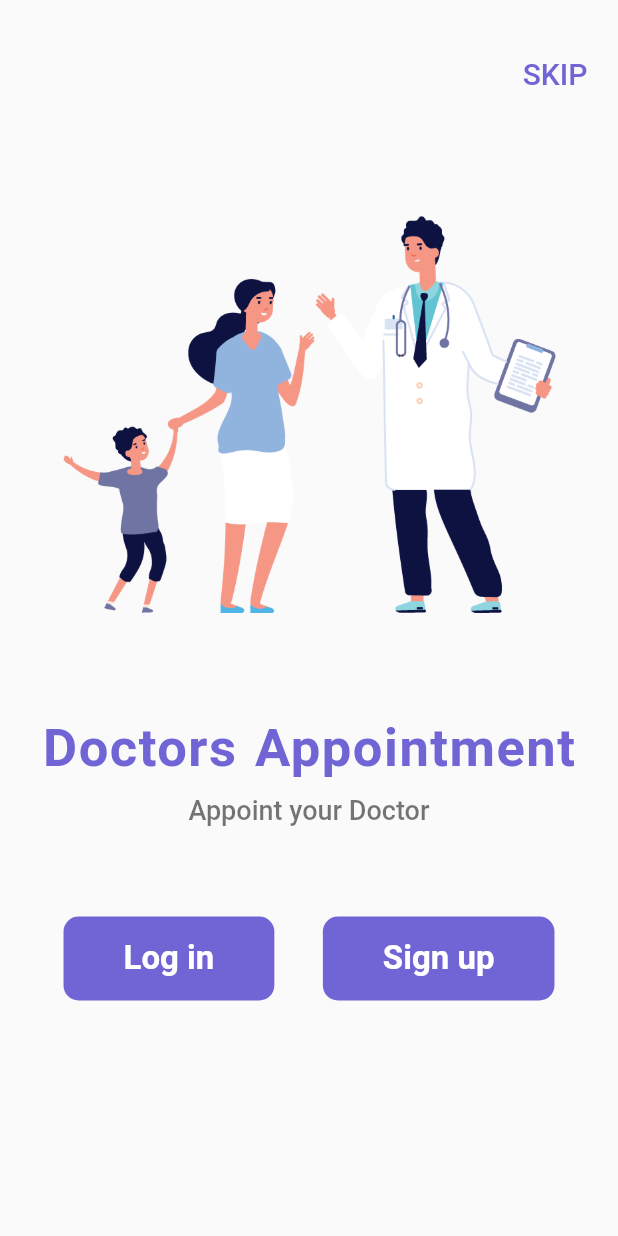
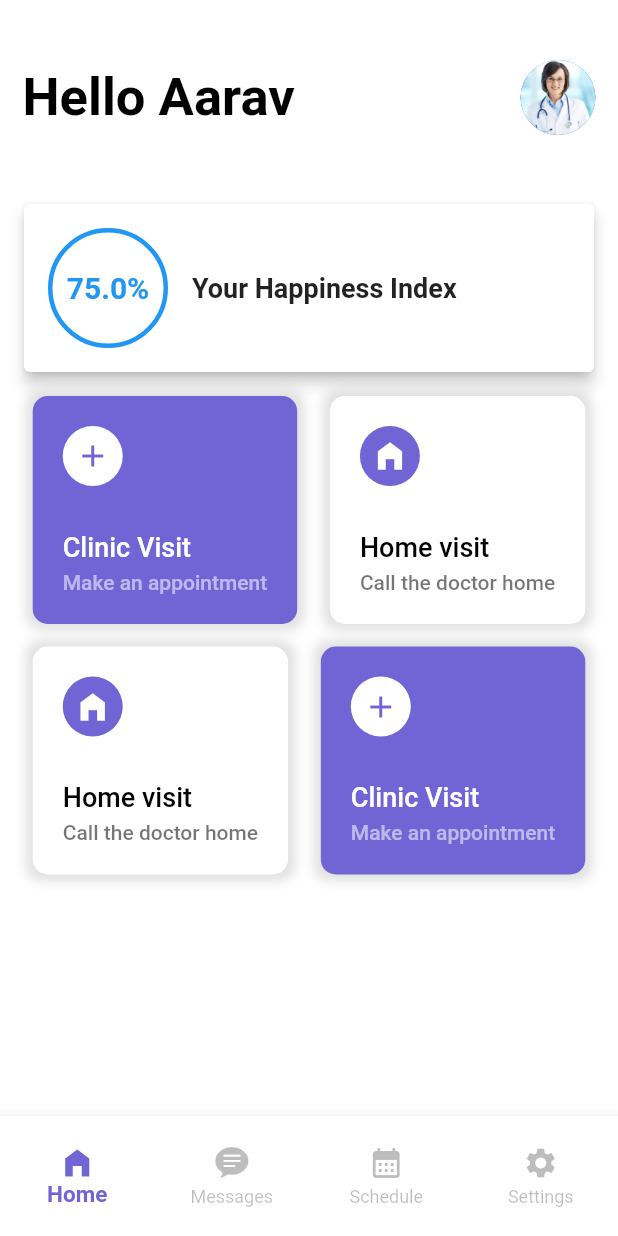
Before and after one commit to AaravShakunt/sih2023, a Flutter app: the screen it shows after launch, after a tap on "SKIP", on a phone screen of 412 x 824 dp. Run offline on Flutter 3.47's test engine with Material 2 defaults, Android fonts, the phone set to English and light mode, and no system bars.

Commit message:
Added home screen

```diff
--- /dev/null
+++ b/lib/screens/home_screen.dart
@@ -0,0 +1,277 @@
+import 'dart:math';
+
+import 'package:flutter/material.dart';
+import 'package:sih2023/widgets/happiness_card.dart';
+
+class HomeScreen extends StatelessWidget {
+  // const HomeScreen({Key? key}) : super(key: key);
+  final List imgs = [
+    "doctor1.png",
+    "doctor2.png",
+    "doctor3.png",
+    "doctor4.png",
+  ];
+  @override
+  Widget build(BuildContext context) {
+    return Container(
+      color: Colors.white,
+      child: SingleChildScrollView(
+        padding: EdgeInsets.only(top: 40),
+        child: Column(
+          crossAxisAlignment: CrossAxisAlignment.start,
+          children: [
+            Padding(
+              padding: EdgeInsets.symmetric(horizontal: 15),
+              child: Row(
+                mainAxisAlignment: MainAxisAlignment.spaceBetween,
+                children: [
+                  Text(
+                    "Hello Aarav",
+                    style: TextStyle(
+                      color: Colors.black,
+                      fontSize: 35,
+                      fontWeight: FontWeight.bold,
+                    ),
+                  ),
+                  CircleAvatar(
+                    radius: 25,
+                    backgroundImage: AssetImage("images/doctor1.jpg"),
+                  )
+                ],
+              ),
+            ),
+            SizedBox(
+              height: 30,
+            ),
+            HappinessCard(),
+            Row(
+              mainAxisAlignment: MainAxisAlignment.spaceEvenly,
+              children: [
+                InkWell(
+                  onTap: () {},
+                  child: Container(
+                    padding: EdgeInsets.all(20),
+                    decoration: BoxDecoration(
+                      color: Color(0xFF7165D6),
+                      borderRadius: BorderRadius.circular(10),
+                      boxShadow: [
+                        BoxShadow(
+                          color: Colors.black12,
+                          blurRadius: 6,
+                          spreadRadius: 4,
+                        ),
+                      ],
+                    ),
+                    child: Column(
+                      crossAxisAlignment: CrossAxisAlignment.start,
+                      children: [
+                        Container(
+                          padding: EdgeInsets.all(8),
+                          decoration: BoxDecoration(
+                            color: Colors.white,
+                            shape: BoxShape.circle,
+                          ),
+                          child: Icon(
+                            Icons.add,
+                            color: Color(0xFF7165D6),
+                          ),
+                        ),
+                        SizedBox(
+                          height: 30,
+                        ),
+                        Text(
+                          "Clinic Visit",
+                          style: TextStyle(
+                              fontSize: 18,
+                              color: Colors.white,
+                              fontWeight: FontWeight.w500),
+                        ),
+                        SizedBox(
+                          height: 5,
+                        ),
+                        Text(
+                          "Make an appointment",
+                          style: TextStyle(
+                              // fontSize: 18,
+                              color: Colors.white54,
+                              fontWeight: FontWeight.w500),
+                        ),
+                      ],
+                    ),
+                  ),
+                ),
+                InkWell(
+                  onTap: () {},
+                  child: Container(
+                    padding: EdgeInsets.all(20),
+                    decoration: BoxDecoration(
+                      color: Colors.white,
+                      borderRadius: BorderRadius.circular(10),
+                      boxShadow: [
+                        BoxShadow(
+                          color: Colors.black12,
+                          blurRadius: 6,
+                          spreadRadius: 4,
+                        ),
+                      ],
+                    ),
+                    child: Column(
+                      crossAxisAlignment: CrossAxisAlignment.start,
+                      children: [
+                        Container(
+                          padding: EdgeInsets.all(8),
+                          decoration: BoxDecoration(
+                            color: Color(0xFF7165D6),
+                            shape: BoxShape.circle,
+                          ),
+                          child: Icon(
+                            Icons.home_filled,
+                            color: Colors.white,
+                          ),
+                        ),
+                        SizedBox(
+                          height: 30,
+                        ),
+                        Text(
+                          "Home visit",
+                          style: TextStyle(
+                              fontSize: 18,
+                              color: Colors.black,
+                              fontWeight: FontWeight.w500),
+                        ),
+                        SizedBox(
+                          height: 5,
+                        ),
+                        Text(
+                          "Call the doctor home",
+                          style: TextStyle(
+                              // fontSize: 18,
+                              color: Colors.black54,
+                              fontWeight: FontWeight.w500),
+                        ),
+                      ],
+                    ),
+                  ),
+                )
+              ],
+            ),
+            SizedBox(
+              height: 15,
+            ),
+            Row(
+              mainAxisAlignment: MainAxisAlignment.spaceEvenly,
+              children: [
+                InkWell(
+                  onTap: () {},
+                  child: Container(
+                    padding: EdgeInsets.all(20),
+                    decoration: BoxDecoration(
+                      color: Colors.white,
+                      borderRadius: BorderRadius.circular(10),
+                      boxShadow: [
+                        BoxShadow(
+                          color: Colors.black12,
+                          blurRadius: 6,
+                          spreadRadius: 4,
+                        ),
+                      ],
+                    ),
+                    child: Column(
+                      crossAxisAlignment: CrossAxisAlignment.start,
+                      children: [
+                        Container(
+                          padding: EdgeInsets.all(8),
+                          decoration: BoxDecoration(
+                            color: Color(0xFF7165D6),
+                            shape: BoxShape.circle,
+                          ),
+                          child: Icon(
+                            Icons.home_filled,
+                            color: Colors.white,
+                          ),
+                        ),
+                        SizedBox(
+                          height: 30,
+                        ),
+                        Text(
+                          "Home visit",
+                          style: TextStyle(
+                              fontSize: 18,
+                              color: Colors.black,
+                              fontWeight: FontWeight.w500),
+                        ),
+                        SizedBox(
+                          height: 5,
+                        ),
+                        Text(
+                          "Call the doctor home",
+                          style: TextStyle(
+                              // fontSize: 18,
+                              color: Colors.black54,
+                              fontWeight: FontWeight.w500),
+                        ),
+                      ],
+                    ),
+                  ),
+                ),
+                InkWell(
+                  onTap: () {},
+                  child: Container(
+                    padding: EdgeInsets.all(20),
+                    decoration: BoxDecoration(
+                      color: Color(0xFF7165D6),
+                      borderRadius: BorderRadius.circular(10),
+                      boxShadow: [
+                        BoxShadow(
+                          color: Colors.black12,
+                          blurRadius: 6,
+                          spreadRadius: 4,
+                        ),
+                      ],
+                    ),
+                    child: Column(
+                      crossAxisAlignment: CrossAxisAlignment.start,
+                      children: [
+                        Container(
+                          padding: EdgeInsets.all(8),
+                          decoration: BoxDecoration(
+                            color: Colors.white,
+                            shape: BoxShape.circle,
+                          ),
+                          child: Icon(
+                            Icons.add,
+                            color: Color(0xFF7165D6),
+                          ),
+                        ),
+                        SizedBox(
+                          height: 30,
+                        ),
+                        Text(
+                          "Clinic Visit",
+                          style: TextStyle(
+                              fontSize: 18,
+                              color: Colors.white,
+                              fontWeight: FontWeight.w500),
+                        ),
+                        SizedBox(
+                          height: 5,
+                        ),
+                        Text(
+                          "Make an appointment",
+                          style: TextStyle(
+                              // fontSize: 18,
+                              color: Colors.white54,
+                              fontWeight: FontWeight.w500),
+                        ),
+                      ],
+                    ),
+                  ),
+                ),
+              ],
+            ),
+          ],
+        ),
+      ),
+    );
+  }
+}
--- a/lib/screens/signup_screen.dart
+++ b/lib/screens/signup_screen.dart
@@ -1,5 +1,7 @@
 import 'package:flutter/material.dart';
+import 'package:sih2023/screens/home_screen.dart';
 import 'package:sih2023/screens/login_screen.dart';
+import 'package:sih2023/widgets/navbar_roots.dart';
 
 class SignUpScreen extends StatefulWidget {
   const SignUpScreen({Key? key}) : super(key: key);
@@ -95,7 +97,10 @@ class _SignUpScreenState extends State<SignUpScreen> {
                     borderRadius: BorderRadius.circular(10),
                     child: InkWell(
                       onTap: () {
-                        // Navigator.push(context, MaterialPageRoute(builder: (context) =>));
+                        Navigator.push(
+                            context,
+                            MaterialPageRoute(
+                                builder: (context) => NavBarRoots()));
                       },
                       child: Padding(
                         padding:
--- a/lib/screens/welcome_screen.dart
+++ b/lib/screens/welcome_screen.dart
@@ -1,5 +1,6 @@
 import 'package:flutter/material.dart';
 import 'package:sih2023/screens/login_screen.dart';
+import 'package:sih2023/widgets/navbar_roots.dart';
 import 'package:sih2023/screens/signup_screen.dart';
 
 class WelcomeScreen extends StatelessWidget {
@@ -19,7 +20,8 @@ class WelcomeScreen extends StatelessWidget {
               alignment: Alignment.centerRight,
               child: TextButton(
                 onPressed: () {
-                  // Navigator.push(context, MaterialPageRoute(builder: (context) =>));
+                  Navigator.push(context,
+                      MaterialPageRoute(builder: (context) => NavBarRoots()));
                 },
                 child: Text(
                   "SKIP",
--- /dev/null
+++ b/lib/widgets/happiness_card.dart
@@ -0,0 +1,56 @@
+import 'package:flutter/material.dart';
+
+class HappinessCard extends StatelessWidget {
+  final double happinessScore = 75.0; // Replace with your actual score
+
+  @override
+  Widget build(BuildContext context) {
+    return Card(
+      elevation: 4.0,
+      margin: EdgeInsets.all(16.0),
+      child: Padding(
+        padding: EdgeInsets.all(16.0),
+        child: Row(
+          mainAxisAlignment: MainAxisAlignment.spaceBetween,
+          children: <Widget>[
+            // Circular graph representing happiness score
+            Container(
+              width: 80.0,
+              height: 80.0,
+              decoration: BoxDecoration(
+                shape: BoxShape.circle,
+                border: Border.all(
+                  color: Colors.blue,
+                  width: 3.0,
+                ),
+              ),
+              child: Center(
+                child: Text(
+                  '$happinessScore%',
+                  style: TextStyle(
+                    fontSize: 20.0,
+                    fontWeight: FontWeight.bold,
+                    color: Colors.blue,
+                  ),
+                ),
+              ),
+            ),
+            // Text on the right
+            Expanded(
+              child: Padding(
+                padding: EdgeInsets.only(left: 16.0),
+                child: Text(
+                  'Your Happiness Index',
+                  style: TextStyle(
+                    fontSize: 18.0,
+                    fontWeight: FontWeight.bold,
+                  ),
+                ),
+              ),
+            ),
+          ],
+        ),
+      ),
+    );
+  }
+}
--- /dev/null
+++ b/lib/widgets/navbar_roots.dart
@@ -0,0 +1,66 @@
+import 'package:flutter/cupertino.dart';
+import 'package:flutter/material.dart';
+import 'package:sih2023/screens/home_screen.dart';
+
+class NavBarRoots extends StatefulWidget {
+  const NavBarRoots({Key? key}) : super(key: key);
+
+  @override
+  State<NavBarRoots> createState() => _NavBarRootsState();
+}
+
+class _NavBarRootsState extends State<NavBarRoots> {
+  int _selectedindex = 0;
+  final _screens = [
+    HomeScreen(),
+    Container(),
+    Container(),
+    Container(),
+  ];
+  @override
+  Widget build(BuildContext context) {
+    return Scaffold(
+      backgroundColor: Colors.white,
+      body: _screens[_selectedindex],
+      bottomNavigationBar: Container(
+        height: 80,
+        child: BottomNavigationBar(
+          backgroundColor: Colors.white,
+          type: BottomNavigationBarType.fixed,
+          selectedItemColor: Color(0xFF7165D6),
+          unselectedItemColor: Colors.black26,
+          selectedLabelStyle: TextStyle(
+            fontWeight: FontWeight.bold,
+            fontSize: 15,
+          ),
+          currentIndex: _selectedindex,
+          onTap: (index) {
+            setState(
+              () {
+                _selectedindex = index;
+              },
+            );
+          },
+          items: [
+            BottomNavigationBarItem(
+              icon: Icon(Icons.home_filled),
+              label: "Home",
+            ),
+            BottomNavigationBarItem(
+              icon: Icon(CupertinoIcons.chat_bubble_text_fill),
+              label: "Messages",
+            ),
+            BottomNavigationBarItem(
+              icon: Icon(Icons.calendar_month),
+              label: "Schedule",
+            ),
+            BottomNavigationBarItem(
+              icon: Icon(Icons.settings),
+              label: "Settings",
+            ),
+          ],
+        ),
+      ),
+    );
+  }
+}
```
